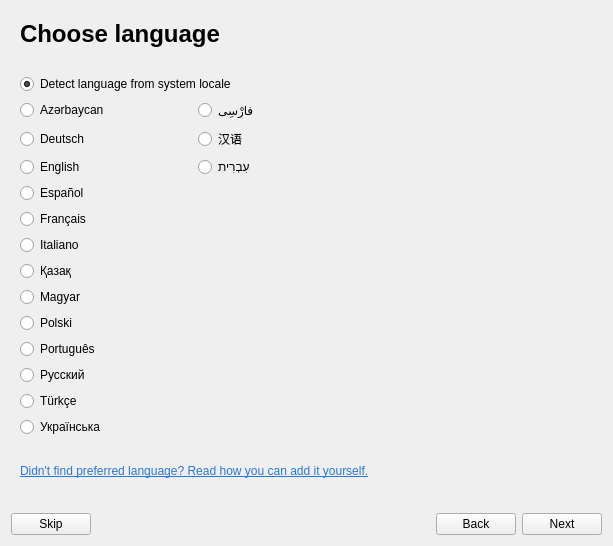
The window that src/bin/scenarist-desktop/UserInterfaceLayer/Onboarding/OnboardingView.ui (dimkanovikov/KITScenarist) describes before a commit, drawn with Qt 5.
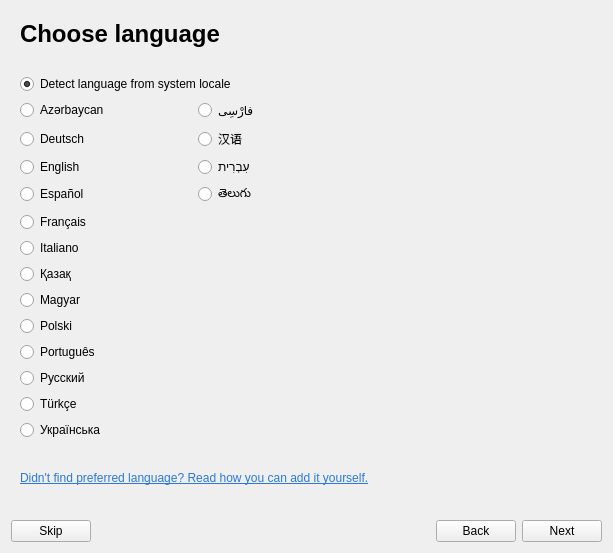
The same window after the commit. Custom widgets are drawn as their Qt base class.

Commit message: Added telugu translation and spell checker

Patch:
```diff
--- a/src/bin/scenarist-desktop/UserInterfaceLayer/Onboarding/OnboardingView.ui
+++ b/src/bin/scenarist-desktop/UserInterfaceLayer/Onboarding/OnboardingView.ui
@@ -7,7 +7,7 @@
     <x>0</x>
     <y>0</y>
     <width>613</width>
-    <height>546</height>
+    <height>553</height>
    </rect>
   </property>
   <property name="windowTitle">
@@ -271,6 +271,13 @@
          </property>
         </widget>
        </item>
+       <item row="6" column="1">
+        <widget class="QRadioButton" name="telugu">
+         <property name="text">
+          <string>తెలుగు</string>
+         </property>
+        </widget>
+       </item>
       </layout>
      </widget>
      <widget class="QWidget" name="themePage">
```
Left out of the diff: 4 changed lines with no effect on the pictures. The commit also changes 7 other files.
